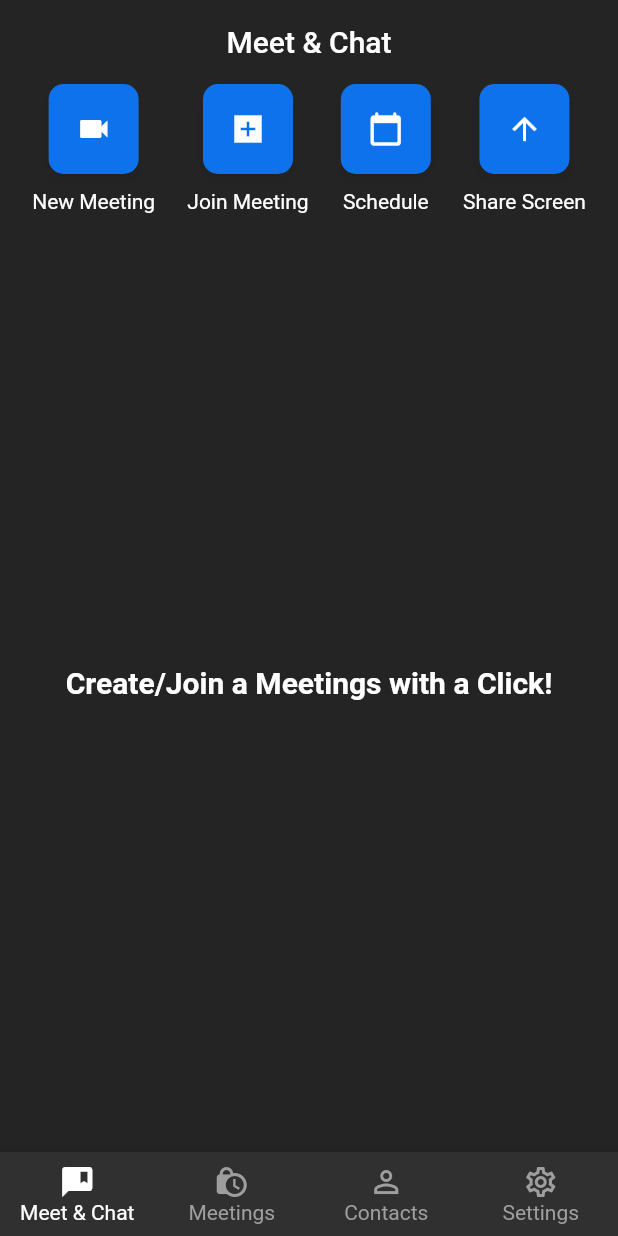
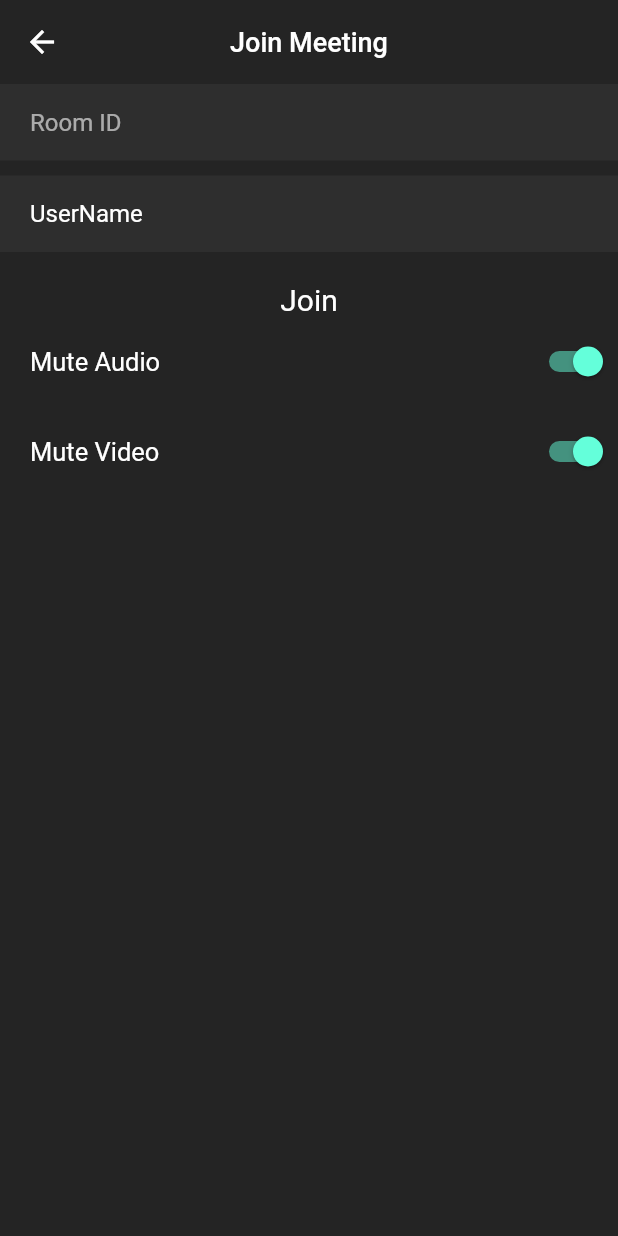
Before and after one commit to zainnhassan01/ZoomCloneProject, a Flutter app: the screen it shows once a user with an empty profile is signed in, after a tap on "Join Meeting", on a phone screen of 412 x 824 dp. Run offline on Flutter 3.47's test engine with Material 2 defaults, Android fonts, the phone set to English and light mode, and no system bars; our stand-ins replace firebase_auth, firebase_core, google_sign_in; missing offline and left inert: jitsi_meet_flutter_sdk; accounts and stored records are empty.

Commit message:
meeting functionality working

```diff
--- a/lib/main.dart
+++ b/lib/main.dart
@@ -2,6 +2,7 @@
 import 'package:flutter/material.dart';
 import 'package:provider/provider.dart';
 import 'package:zoomcloneproject/data%20models/userStream.dart';
+import 'package:zoomcloneproject/screens/joinmeeting.dart';
 import 'package:zoomcloneproject/services/firebaseauth.dart';
 import 'package:zoomcloneproject/services/providerclass.dart';
 import 'package:zoomcloneproject/utilities/colors.dart';
@@ -32,6 +33,9 @@
         scaffoldBackgroundColor: backgroundColor,
       ),
       home: const Wrapper(),
+      routes: {
+        "/joinmeeting":(context) => JoinMeeting(),
+      },
     );
   }
 }
--- a/lib/screens/home.dart
+++ b/lib/screens/home.dart
@@ -9,7 +9,7 @@
 
   String room = (Random().nextInt(10000000)+ 1000000).toString();
   createNewMeeting(String room) {
-    JitsiMeetMethod().createMeeting(room, true, true);
+    JitsiMeetMethod().createMeeting(room: room, isAudioMuted: false, isVideoMuted: true);
   }
   @override
   Widget build(BuildContext context) {
@@ -27,7 +27,9 @@
               HomeButton(
                 icon: Icons.add_box_sharp,
                 text: "Join Meeting",
-                onPressed: () {},
+                onPressed: () {
+                  Navigator.pushNamed(context, '/joinmeeting');
+                },
               ),
               HomeButton(
                 icon: Icons.calendar_today_rounded,
--- /dev/null
+++ b/lib/screens/joinmeeting.dart
@@ -0,0 +1,83 @@
+import 'package:flutter/material.dart';
+import 'package:provider/provider.dart';
+import 'package:zoomcloneproject/services/firebaseauth.dart';
+import 'package:zoomcloneproject/utilities/colors.dart';
+import 'package:zoomcloneproject/widgets/meeting_option.dart';
+
+import '../services/meeting.dart';
+import '../services/providerclass.dart';
+
+class JoinMeeting extends StatefulWidget {
+  JoinMeeting({super.key});
+
+  @override
+  State<JoinMeeting> createState() => _JoinMeetingState();
+}
+
+class _JoinMeetingState extends State<JoinMeeting> {
+  late TextEditingController _roomIdController;
+  late TextEditingController _nameController;
+  final JitsiMeetMethod _jitsiMeetMethod = JitsiMeetMethod();
+  final AuthService _authService = AuthService();
+  @override
+  void initState() {
+    _roomIdController = TextEditingController();
+    _nameController = TextEditingController(text: _authService.user?.displayName  ?? "UserName");
+    super.initState();
+  }
+
+
+  @override
+  Widget build(BuildContext context) {
+    bool audio = context.watch<ProviderClass>().isAudioMute;
+    bool video = context.watch<ProviderClass>().isVideoMute;
+    void joinMeeting() {
+    _jitsiMeetMethod.createMeeting(room: _roomIdController.text, isAudioMuted: audio, isVideoMuted: video,username: _nameController.text,);
+  }
+    return Scaffold(
+      appBar: AppBar(
+        backgroundColor: backgroundColor,
+        title: const Text(
+          "Join Meeting",
+          style: TextStyle(fontSize: 18),
+        ),
+        centerTitle: true,
+        elevation: 0,
+      ),
+      body: Column(
+        children: [
+          TextFormField(
+            controller: _roomIdController,
+            maxLines: 1,
+            keyboardType: TextInputType.number,
+            decoration: const InputDecoration(
+              filled: true,
+              fillColor: secondaryBackgroundColor,
+              hintText: "Room ID",
+              border: InputBorder.none,
+              contentPadding: EdgeInsets.fromLTRB(20.0,16,0,16),
+            ),
+          ),
+          const SizedBox(height: 10,),
+          TextFormField(
+            controller: _nameController,
+            maxLines: 1,
+            decoration: const InputDecoration(
+              filled: true,
+              fillColor: secondaryBackgroundColor,
+              border: InputBorder.none,
+              contentPadding: EdgeInsets.fromLTRB(20.0,16,0,16),
+            ),
+          ),
+          const SizedBox(height: 20,),
+          InkWell(
+            onTap: joinMeeting,
+            child: const Text("Join",style: TextStyle(fontSize: 20),),
+          ),
+          MeetingOption(onChanged:(value) =>  context.read<ProviderClass>().onAudioChange(value), text: "Mute Audio", value: audio),
+          MeetingOption(onChanged:(value) =>  context.read<ProviderClass>().onVideoChange(value), text: "Mute Video", value: video),
+        ],
+      ),
+    );
+  }
+}
--- a/lib/services/meeting.dart
+++ b/lib/services/meeting.dart
@@ -5,20 +5,19 @@
 class JitsiMeetMethod {
   final User? user = AuthService().user;
   final JitsiMeet _jitsiMeet = JitsiMeet();
-  void createMeeting(String room,bool isAudioMuted,bool isVideoMuted) {
+  void createMeeting({required String room,required bool isAudioMuted,required bool isVideoMuted,String? username}) async {
     try{
       var options = JitsiMeetConferenceOptions(
       room: room,
       configOverrides: {
         "startWithAudioMuted": isAudioMuted,
         "startWithVideoMuted": isVideoMuted,
-        "subject" : "Jitsi with Flutter",
       },
       featureFlags: {
         "unsaferoomwarning.enabled": false
       },
       userInfo: JitsiMeetUserInfo(
-          displayName: user?.displayName ?? "User",
+          displayName: username ?? user?.displayName ?? "User",
           email: user?.email
       ),
     );
--- a/lib/services/providerclass.dart
+++ b/lib/services/providerclass.dart
@@ -21,4 +21,18 @@
     _page = value;
     notifyListeners();
   }
+  //for the switch in join meeting
+  bool _isAudioMute = true;
+  bool get isAudioMute => _isAudioMute;
+  bool _isVideoMute = true;
+  bool get isVideoMute => _isVideoMute;
+
+  void onAudioChange (bool value){
+    _isAudioMute = value;
+    notifyListeners();
+  }
+  void onVideoChange (bool value){
+    _isVideoMute = value;
+    notifyListeners();
+  }
 }
--- /dev/null
+++ b/lib/widgets/meeting_option.dart
@@ -0,0 +1,25 @@
+import 'package:flutter/material.dart';
+
+class MeetingOption extends StatelessWidget {
+  final String text;
+  final bool value;
+  final Function(bool) onChanged;
+   MeetingOption({super.key, required this.onChanged, required this.text, required this.value});
+
+  @override
+  Widget build(BuildContext context) {
+    return Container(
+      height: 60,
+      child: Row(
+        mainAxisAlignment: MainAxisAlignment.spaceBetween,
+        children: [
+          Padding(
+            padding: const EdgeInsets.all(20.0),
+            child: Text(text,style: const TextStyle(fontSize: 17),),
+          ),
+          Switch.adaptive(value: value, onChanged: onChanged)
+        ],
+      ),
+    );
+  }
+}
```
